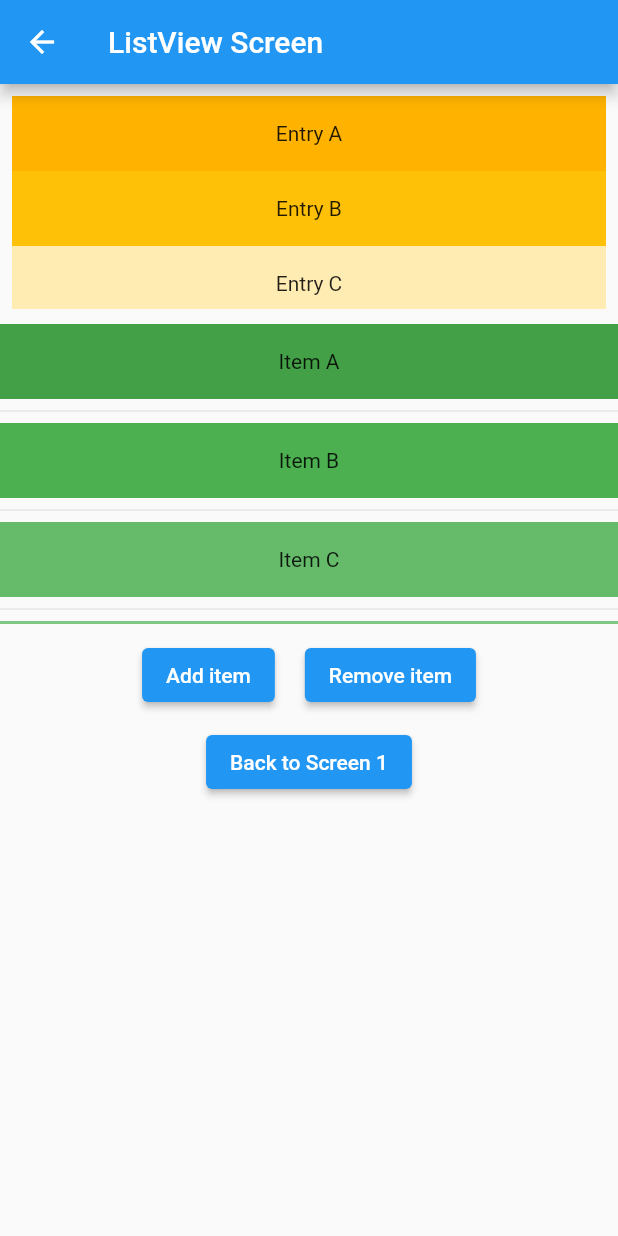
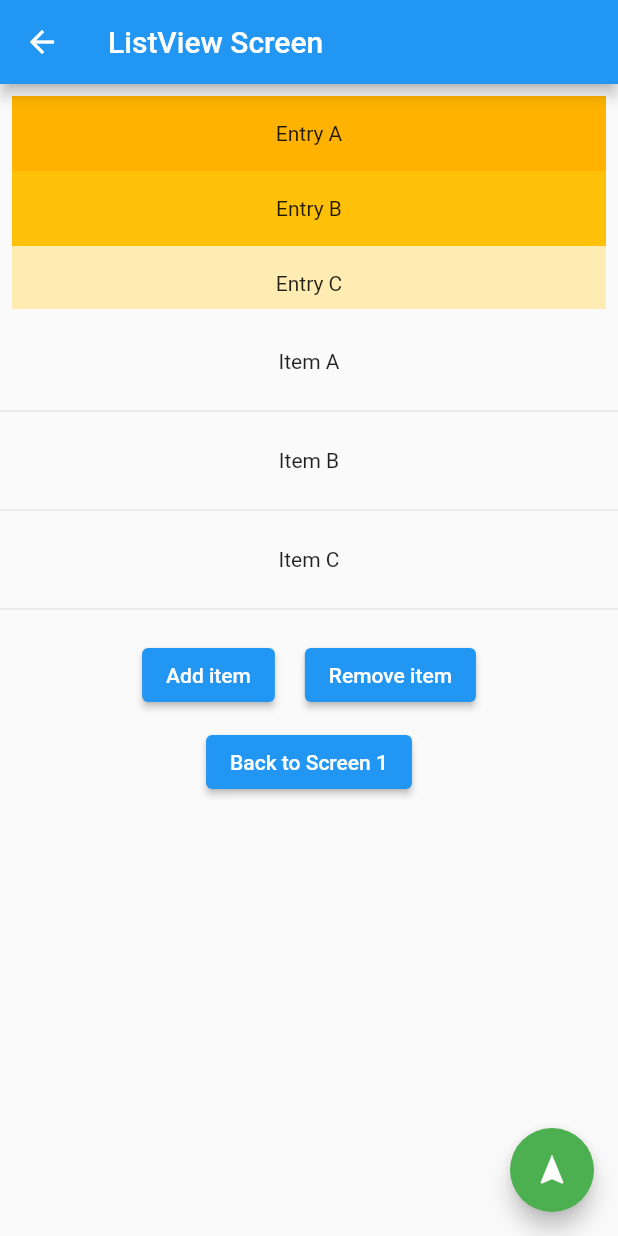
Before and after one commit to DuyLeHong/lesson3456_1, a Flutter app: the ListViewScreen screen opened directly, on a phone screen of 412 x 824 dp. Run offline on Flutter 3.47's test engine with Material 2 defaults, Android fonts, the phone set to English and light mode, and no system bars; network calls fail.

Commit message:
update listview_screen

```diff
--- a/lib/listview_screen.dart
+++ b/lib/listview_screen.dart
@@ -88,6 +88,13 @@ class _ListViewScreenState extends State<ListViewScreen> {
           ],
         ),
       ),
+      floatingActionButton: FloatingActionButton(
+        onPressed: () {
+          // Add your onPressed code here!
+        },
+        backgroundColor: Colors.green,
+        child: const Icon(Icons.navigation),
+      ),
     );
   }
 
@@ -103,10 +110,16 @@ class _ListViewScreenState extends State<ListViewScreen> {
       child: ListView.separated(
         itemCount: entries.length,
         itemBuilder: (BuildContext context, int index) {
-          return Container(
-            height: 50,
-            color: Colors.green[colorCodes[index]],
-            child: Center(child: Text('Item ${entries[index]}')),
+          return InkWell(
+            onTap: () {
+              ScaffoldMessenger.of(context).showSnackBar(
+                  SnackBar(content: Text('Item ${entries[index]}')));
+            },
+            child: Container(
+              height: 50,
+              //color: Colors.green[colorCodes[index]],
+              child: Center(child: Text('Item ${entries[index]}')),
+            ),
           );
         },
         separatorBuilder: (BuildContext context, int index) {
```
